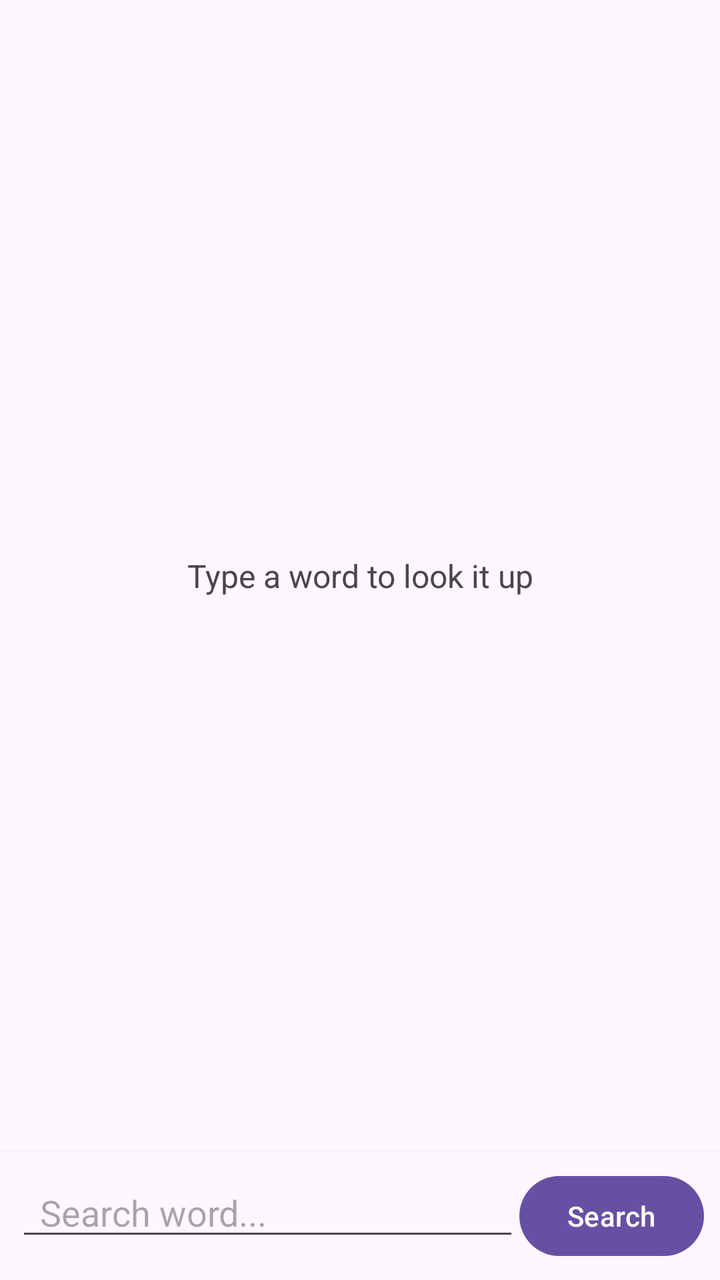
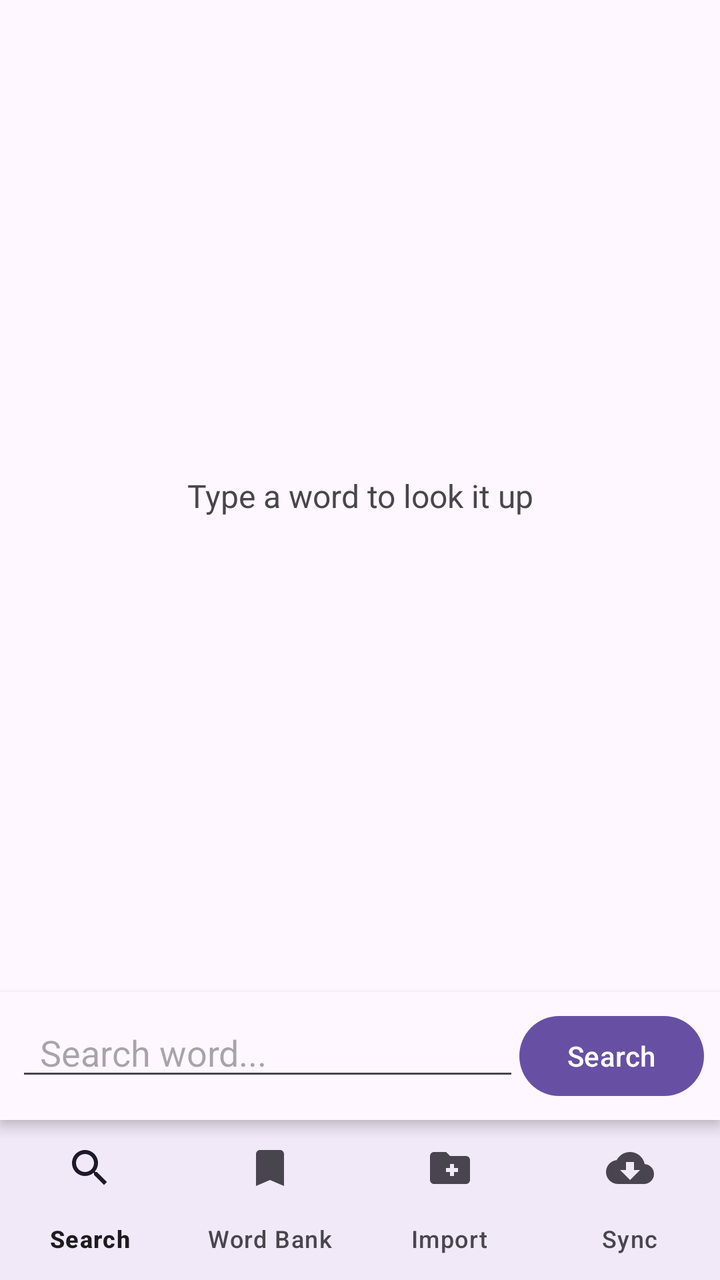

Two renders of the same Android screen: before a commit and after it. Below are the layout's source before the change and the commit's diff.
<!-- AndroidManifest.xml: application theme Theme.Ondict -->
<!-- res/layout/activity_main.xml -->
<?xml version="1.0" encoding="utf-8"?>
<LinearLayout xmlns:android="http://schemas.android.com/apk/res/android"
    android:layout_width="match_parent"
    android:layout_height="match_parent"
    android:orientation="vertical">

    
    <WebView
        android:id="@+id/entryWebView"
        android:layout_width="match_parent"
        android:layout_height="0dp"
        android:layout_weight="1"
        android:visibility="gone"
        android:focusable="false"
        android:focusableInTouchMode="false" />

    
    <TextView
        android:id="@+id/welcomeHint"
        android:layout_width="match_parent"
        android:layout_height="0dp"
        android:layout_weight="1"
        android:gravity="center"
        android:text="Type a word to look it up"
        android:textColor="?attr/colorOnSurfaceVariant"
        android:textSize="16sp" />

    
    <ListView
        android:id="@+id/suggestionsList"
        android:layout_width="match_parent"
        android:layout_height="wrap_content"
        android:visibility="gone"
        android:background="?attr/colorSurface"
        android:elevation="4dp" />

    
    <LinearLayout
        android:id="@+id/searchBar"
        android:layout_width="match_parent"
        android:layout_height="wrap_content"
        android:orientation="horizontal"
        android:padding="8dp"
        android:background="?attr/colorSurface"
        android:elevation="4dp">

        <EditText
            android:id="@+id/searchInput"
            android:layout_width="0dp"
            android:layout_height="wrap_content"
            android:layout_weight="1"
            android:hint="Search word..."
            android:imeOptions="actionSearch"
            android:inputType="text"
            android:singleLine="true"
            android:paddingStart="12dp"
            android:paddingEnd="8dp"
            android:focusable="true"
            android:focusableInTouchMode="true" />

        <Button
            android:id="@+id/searchButton"
            android:layout_width="wrap_content"
            android:layout_height="wrap_content"
            android:text="Search" />

    </LinearLayout>

</LinearLayout>
<!-- resources referenced by this layout -->
<resources>
  <style name="Theme.Ondict" parent="Base.Theme.Ondict" />
  <style name="Base.Theme.Ondict" parent="Theme.Material3.DayNight.NoActionBar">
          
          
      </style>
</resources>

<!-- the commit's change to res/layout/activity_main.xml (unified diff, before → after) -->
@@ -1,5 +1,6 @@
 <?xml version="1.0" encoding="utf-8"?>
 <LinearLayout xmlns:android="http://schemas.android.com/apk/res/android"
+    xmlns:app="http://schemas.android.com/apk/res-auto"
     android:layout_width="match_parent"
     android:layout_height="match_parent"
     android:orientation="vertical">
@@ -66,4 +67,13 @@
 
     </LinearLayout>
 
+    
+    <com.google.android.material.bottomnavigation.BottomNavigationView
+        android:id="@+id/bottomNav"
+        android:layout_width="match_parent"
+        android:layout_height="wrap_content"
+        android:background="?attr/colorSurface"
+        app:menu="@menu/bottom_nav"
+        app:labelVisibilityMode="labeled" />
+
 </LinearLayout>
